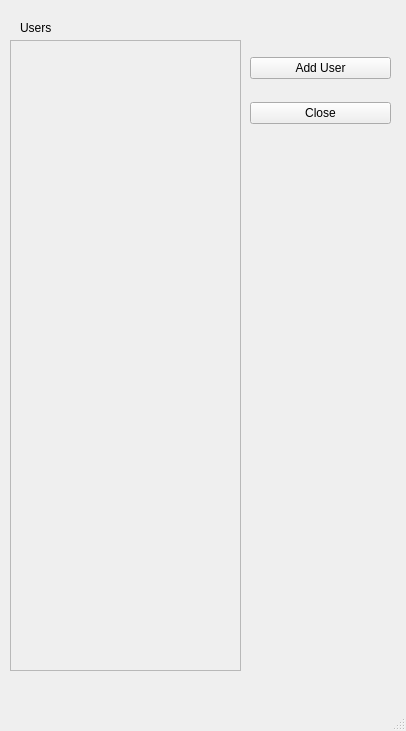
Before: the Qt Designer form SemesterProject/user_manage.ui in yuropetuy/Web-Programming-COMPE361, drawn with Qt 5.
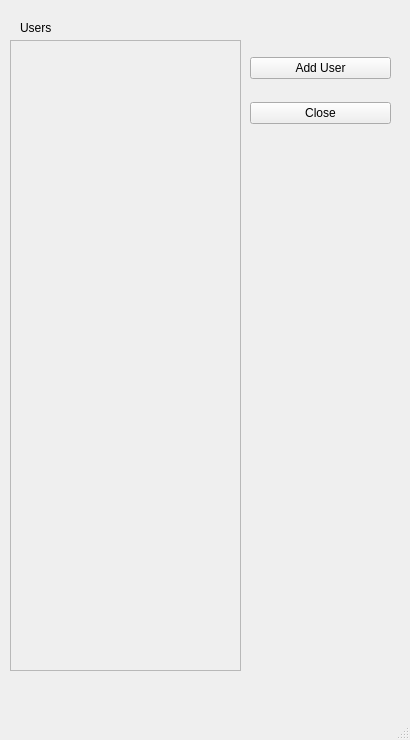
After: the same form once the commit is applied.

Diff of the .ui file:
```diff
--- a/SemesterProject/user_manage.ui
+++ b/SemesterProject/user_manage.ui
@@ -6,8 +6,8 @@
    <rect>
     <x>0</x>
     <y>0</y>
-    <width>406</width>
-    <height>731</height>
+    <width>410</width>
+    <height>740</height>
    </rect>
   </property>
   <property name="windowTitle">
@@ -77,9 +77,9 @@
      <widget class="QWidget" name="verticalLayoutWidget_2">
       <property name="geometry">
        <rect>
-        <x>30</x>
+        <x>20</x>
         <y>0</y>
-        <width>101</width>
+        <width>191</width>
         <height>631</height>
        </rect>
       </property>
```
Left out of the diff: 2 changed lines with no effect on the pictures.
